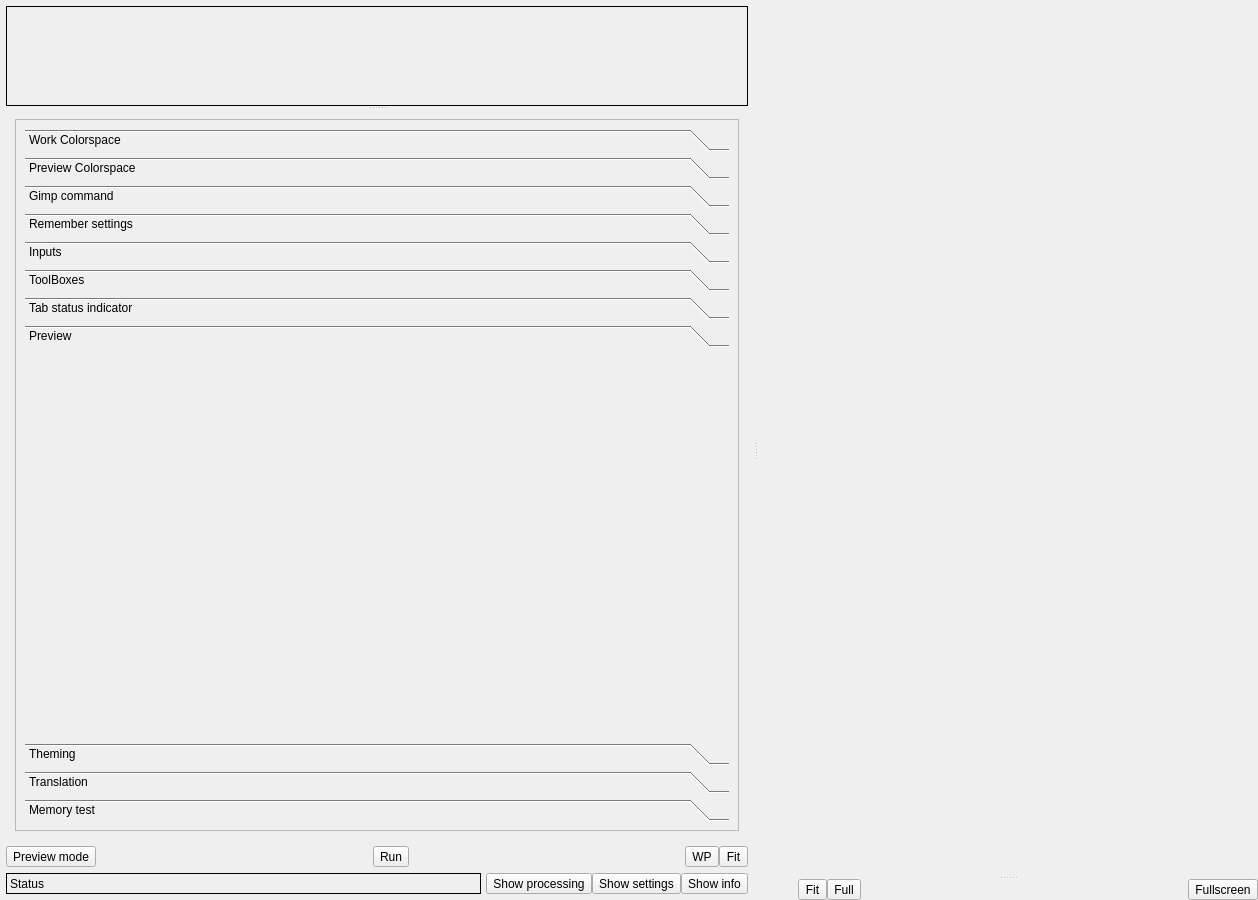
First picture: the form in Sources/ptMainWindow.ui, repository dzz007/photivo, before the edit.
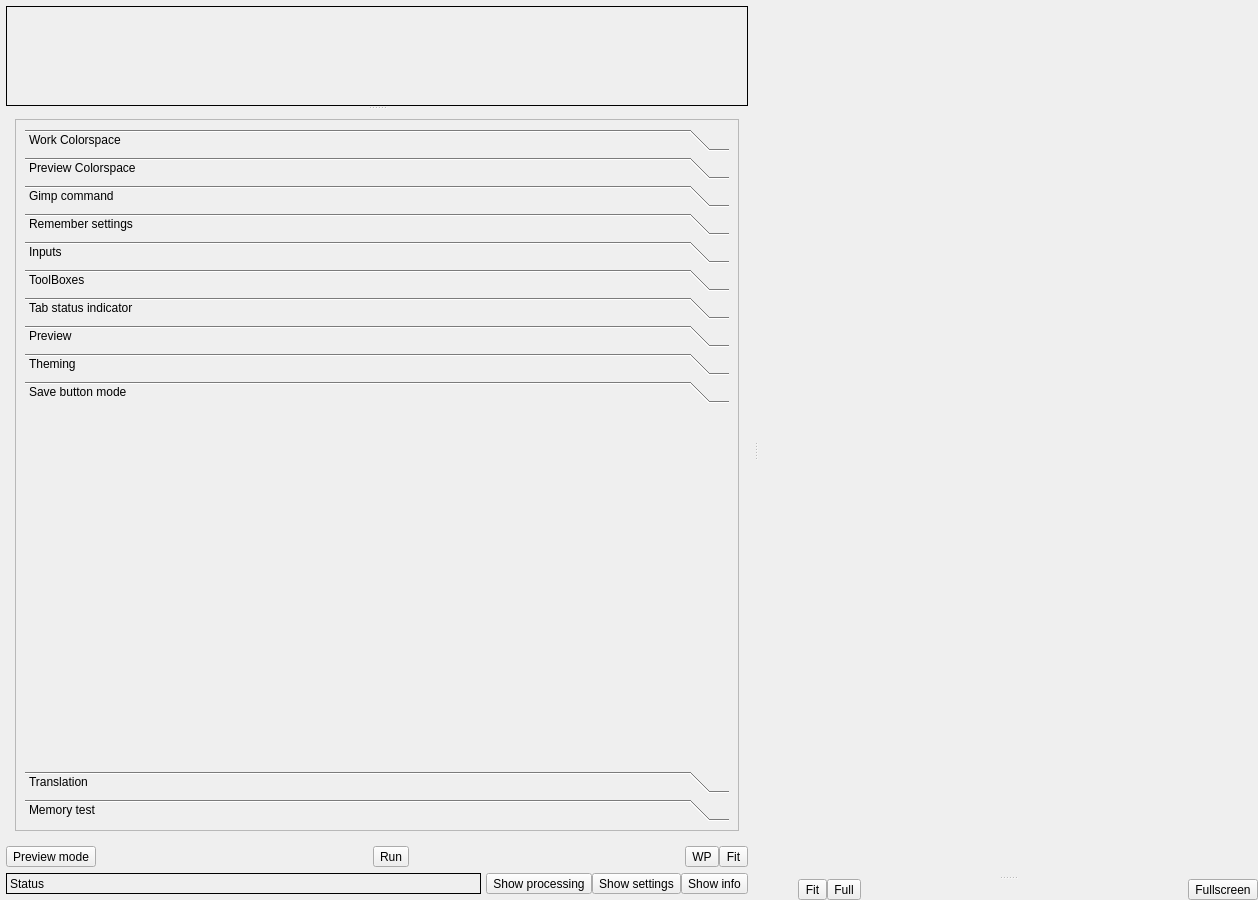
Second picture: the form after the edit. The open tabs and pages were chosen to show the change. Icons and pictures are not drawn.

Commit message: Context menu on save button

```diff
--- a/Sources/ptMainWindow.ui
+++ b/Sources/ptMainWindow.ui
@@ -8923,8 +8923,8 @@
                  <rect>
                   <x>0</x>
                   <y>0</y>
-                  <width>98</width>
-                  <height>432</height>
+                  <width>794</width>
+                  <height>704</height>
                  </rect>
                 </property>
                 <layout class="QVBoxLayout" name="verticalLayout_143">
@@ -9327,8 +9327,8 @@
                      <rect>
                       <x>0</x>
                       <y>0</y>
-                      <width>98</width>
-                      <height>52</height>
+                      <width>776</width>
+                      <height>314</height>
                      </rect>
                     </property>
                     <attribute name="label">
@@ -9500,6 +9500,35 @@
                      </item>
                     </layout>
                    </widget>
+                   <widget class="QWidget" name="TabConfigSaveMode">
+                    <attribute name="label">
+                     <string>Save button mode</string>
+                    </attribute>
+                    <layout class="QVBoxLayout" name="verticalLayout_224">
+                     <item>
+                      <widget class="QWidget" name="widget_134" native="true">
+                       <layout class="QVBoxLayout" name="verticalLayout_223">
+                        <item>
+                         <widget class="QWidget" name="SaveButtonModeWidget" native="true"/>
+                        </item>
+                       </layout>
+                      </widget>
+                     </item>
+                     <item>
+                      <spacer name="verticalSpacer_118">
+                       <property name="orientation">
+                        <enum>Qt::Vertical</enum>
+                       </property>
+                       <property name="sizeHint" stdset="0">
+                        <size>
+                         <width>20</width>
+                         <height>259</height>
+                        </size>
+                       </property>
+                      </spacer>
+                     </item>
+                    </layout>
+                   </widget>
                    <widget class="QWidget" name="TabTranslation">
                     <property name="geometry">
                      <rect>
```
Left out of the diff: 124 changed lines with no effect on the pictures. The commit also changes 4 other files.
